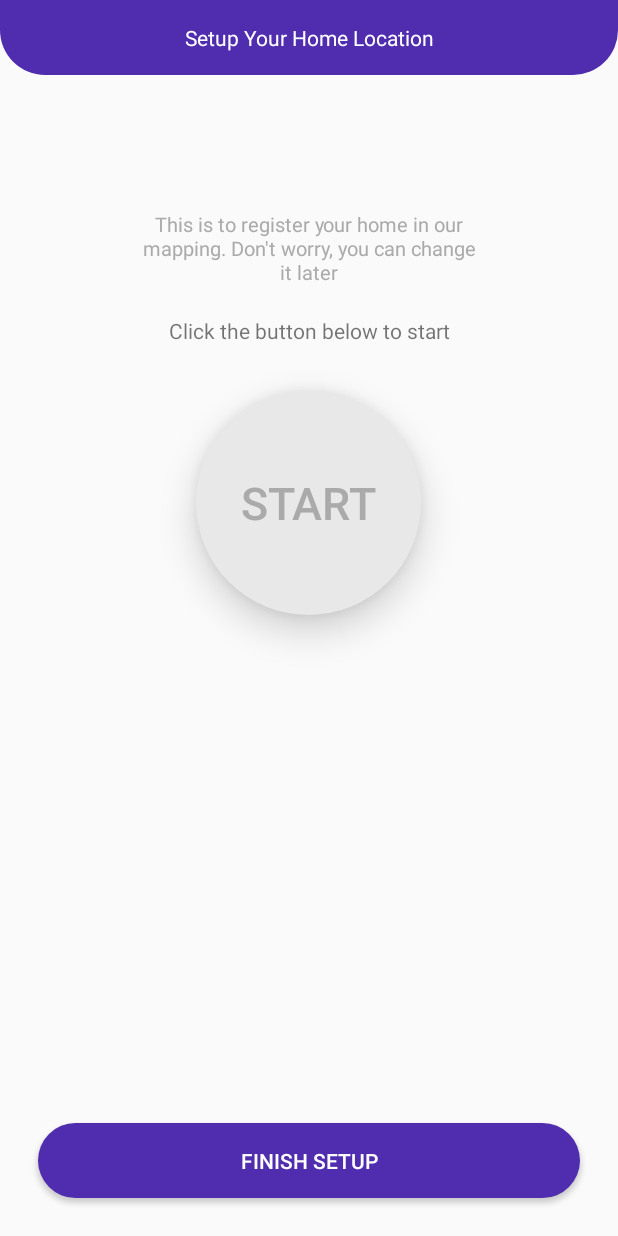
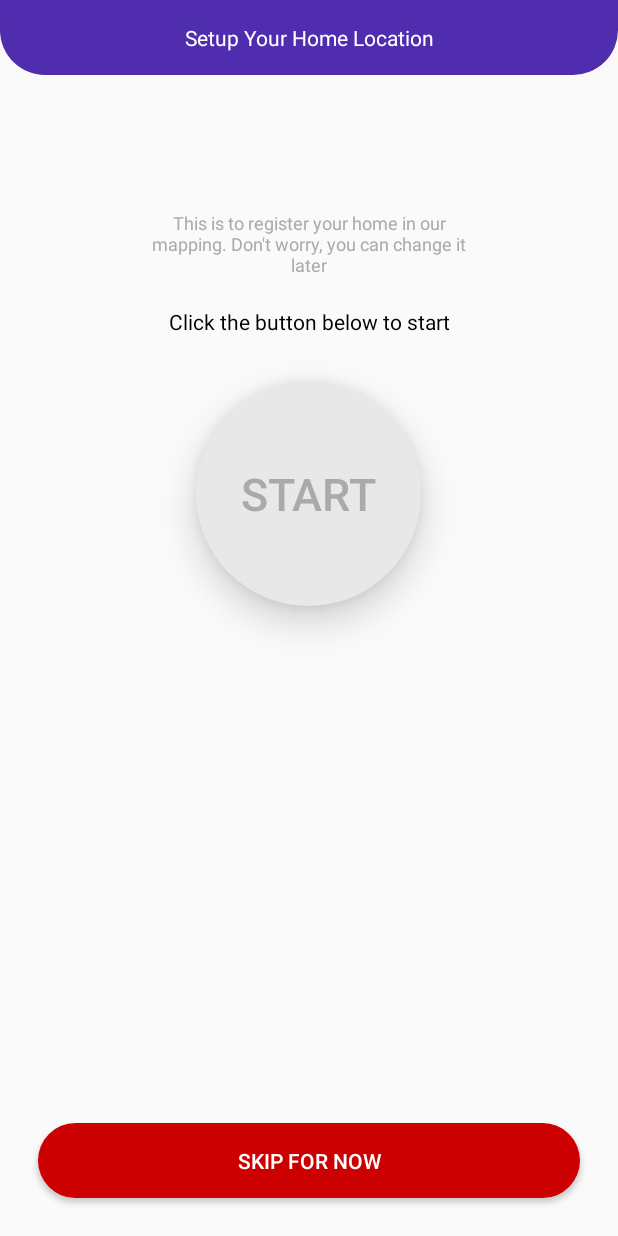
Before and after one commit to frimpongopoku/gallamsey-android-public, an Android app: the screen it shows after launch (SetLocationsPage), after a tap on "LOCATION", on a phone screen of 412 x 824 dp. Run offline under Robolectric (Android 15) with nearby library versions, the phone set to English and light mode, and no system bars; our stand-ins replace Firebase (no records; nobody signed in at launch, a user with empty details on screens opened directly).

Commit message:
location working like magic, only saving location to existing user left

```diff
--- a/app/src/main/java/com/pongo/zembe/SetLocationsPage.java
+++ b/app/src/main/java/com/pongo/zembe/SetLocationsPage.java
@@ -4,6 +4,7 @@ import androidx.annotation.NonNull;
 import androidx.appcompat.app.AppCompatActivity;
 
 import android.Manifest;
+import android.content.Intent;
 import android.content.pm.PackageManager;
 import android.location.Location;
 import android.location.LocationListener;
@@ -11,6 +12,9 @@ import android.location.LocationManager;
 import android.os.Bundle;
 import android.util.Log;
 import android.view.View;
+import android.widget.Button;
+import android.widget.ProgressBar;
+import android.widget.TextView;
 import android.widget.Toast;
 
 import com.google.android.gms.common.api.GoogleApiClient;
@@ -25,12 +29,20 @@ import com.google.android.gms.tasks.OnCompleteListener;
 import com.google.android.gms.tasks.OnFailureListener;
 import com.google.android.gms.tasks.Task;
 
-public class SetLocationsPage extends AppCompatActivity implements OnMapReadyCallback {
+public class SetLocationsPage extends AppCompatActivity{
 
   LocationProtocol locationsProtocol;
-  Boolean servicesOK, gpsOK, permissionsOK;
   FusedLocationProviderClient locationProviderClient;
   Location deviceLocation;
+  LocationListener locationListener;
+  LocationManager locationManager;
+  //--Widgets---------------
+  Button saveButton, startButton;
+  ProgressBar spinner;
+  TextView textNotification;
+  //------------------------
+  Boolean servicesOK, gpsOK, permissionsOK;
+  int btnCheck =0;
 
 
   @Override
@@ -38,16 +50,38 @@ public class SetLocationsPage extends AppCompatActivity implements OnMapReadyCal
     super.onCreate(savedInstanceState);
     setContentView(R.layout.activity_location);
     locationsProtocol = new LocationProtocol(this);
+    spinner = findViewById(R.id.spinner);
+    textNotification = findViewById(R.id.text_notification);
+    saveButton  = findViewById(R.id.save_my_location);
+    startButton = findViewById(R.id.start_button);
+    startLocationListener();
+  }
+
+
+
+  public void saveUserLocation(View v){
+    //----disable location listener
+    locationManager.removeUpdates(locationListener);
+    locationManager = null;
+    Toast.makeText(this, "Dude, you are tryna save some shit here!", Toast.LENGTH_SHORT).show();
+  }
+  public void startLocationListener(){
+     locationManager = (LocationManager) getSystemService(this.LOCATION_SERVICE);
+    if (checkSelfPermission(Manifest.permission.ACCESS_FINE_LOCATION) != PackageManager.PERMISSION_GRANTED && checkSelfPermission(Manifest.permission.ACCESS_COARSE_LOCATION) != PackageManager.PERMISSION_GRANTED) {
+
+    }
     locationProviderClient = LocationServices.getFusedLocationProviderClient(this);
-//    SupportMapFragment mapFragment = (SupportMapFragment) getSupportFragmentManager()
-//      .findFragmentById(R.id.hidden_map);
-//    mapFragment.getMapAsync(this);
-    LocationListener locationListener = new LocationListener() {
+      locationListener = new LocationListener() {
       @Override
       public void onLocationChanged(Location location) {
         deviceLocation = location;
+        spinner.setVisibility(View.INVISIBLE);
+        if(btnCheck  == 1) {
+          textNotification.setText("Thanks for waiting, we have your location now.");
+          startButton.setVisibility(View.GONE);
+          saveButton.setVisibility(View.VISIBLE);
+        }
       }
-
       @Override
       public void onStatusChanged(String s, int i, Bundle bundle) {
 
@@ -57,20 +91,12 @@ public class SetLocationsPage extends AppCompatActivity implements OnMapReadyCal
       public void onProviderEnabled(String s) {
 
       }
-
       @Override
       public void onProviderDisabled(String s) {
 
       }
     };
-
-    LocationManager locationManager = (LocationManager) getSystemService(this.LOCATION_SERVICE);
-
-    if (checkSelfPermission(Manifest.permission.ACCESS_FINE_LOCATION) != PackageManager.PERMISSION_GRANTED && checkSelfPermission(Manifest.permission.ACCESS_COARSE_LOCATION) != PackageManager.PERMISSION_GRANTED) {
-
-    }
     locationManager.requestLocationUpdates(LocationManager.GPS_PROVIDER, 1000, 1, locationListener);
-
 
   }
 
@@ -82,11 +108,15 @@ public class SetLocationsPage extends AppCompatActivity implements OnMapReadyCal
    * 3. Check if user has location services turned on
    * -- if its not turned on, show the user to their settings, so they can turn it on
    */
+
   public void getUserLocation(View v) {
     getDeviceLocation("Sorry, for some reason we could not calculate your current location");
   }
 
   private void getDeviceLocation(final String errorMsg){
+    spinner.setVisibility(View.VISIBLE);
+    textNotification.setVisibility(View.VISIBLE);
+    btnCheck = 1;
     if (checkSelfPermission(locationsProtocol.FINE_LOCATION) != PackageManager.PERMISSION_GRANTED && checkSelfPermission(locationsProtocol.COARSE_LOCATION) != PackageManager.PERMISSION_GRANTED) {
       //This is never going to happen in real life, because our check is always in "onResume"
       // so it will be solved before the user even gets here
@@ -134,7 +164,7 @@ public class SetLocationsPage extends AppCompatActivity implements OnMapReadyCal
         gpsOK = true;
         if (locationsProtocol.isPermissionGranted()) {
           permissionsOK = true;
-          Toast.makeText(this, "Nice, you have all the requirements to calculate your current location!", Toast.LENGTH_SHORT).show();
+//          Toast.makeText(this, "Nice, you have all the requirements to calculate your current location!", Toast.LENGTH_SHORT).show();
           return true;
         } else {
           locationsProtocol.askForPermissions(this, Konstants.PERMISSION_REQUEST_CODE);
@@ -164,11 +194,11 @@ public class SetLocationsPage extends AppCompatActivity implements OnMapReadyCal
     }
   }
 
-  @Override
-  public void onMapReady(GoogleMap googleMap) {
-    LatLng sydney = new LatLng(Konstants.sLat,Konstants.sLong);
-    googleMap.moveCamera(CameraUpdateFactory.newLatLng(sydney));
-    getDeviceLocation(null);
-    Toast.makeText(this, "Google Maps, is all ready and shit!", Toast.LENGTH_SHORT).show();
+
+  public void goHome(View v){
+    Intent home = new Intent(this, Home.class);
+    startActivity(home);
+    finish();
   }
+
 }
--- /dev/null
+++ b/app/src/main/res/drawable-xhdpi/round_start_button_app_color.xml
@@ -0,0 +1,5 @@
+<?xml version="1.0" encoding="utf-8"?>
+<shape android:shape="rectangle" xmlns:android="http://schemas.android.com/apk/res/android">
+  <solid android:color="@color/appColor" />
+  <corners android:radius="1000dp" />
+</shape>
--- a/app/src/main/res/layout/activity_location.xml
+++ b/app/src/main/res/layout/activity_location.xml
@@ -23,6 +23,7 @@
     android:textSize="14sp" />
 
   <LinearLayout
+    android:id="@+id/main_div"
     android:layout_width="match_parent"
     android:layout_height="match_parent"
     android:layout_below="@+id/titlebar"
@@ -40,9 +41,10 @@
       android:text="This is to register your home in our mapping. Don't worry, you can change it later"
       android:textAlignment="center"
       android:textColor="@android:color/darker_gray"
-      android:textSize="13sp" />
+      android:textSize="12sp" />
 
     <TextView
+      android:textColor="@android:color/black"
       android:layout_width="wrap_content"
       android:layout_height="wrap_content"
       android:layout_gravity="center_horizontal"
@@ -53,6 +55,7 @@
       android:textSize="14sp" />
 
     <Button
+      android:id="@+id/start_button"
       android:layout_width="wrap_content"
       android:layout_height="wrap_content"
       android:layout_gravity="center_horizontal"
@@ -67,7 +70,45 @@
       android:textColor="@android:color/darker_gray"
       android:textSize="30sp" />
 
+    <Button
+      android:onClick="saveUserLocation"
+      android:visibility="gone"
+      android:id="@+id/save_my_location"
+      android:layout_width="wrap_content"
+      android:layout_height="wrap_content"
+      android:layout_gravity="center_horizontal"
+      android:layout_marginTop="30dp"
+      android:width="150dp"
+      android:height="150dp"
+      android:background="@drawable/round_start_button_app_color"
+      android:elevation="15dp"
+      android:stateListAnimator="@null"
+      android:text="Save"
+      android:textColor="@android:color/white"
+      android:textSize="30sp" />
+    <RelativeLayout
+      android:layout_marginTop="15dp"
+      android:layout_width="match_parent"
+      android:layout_height="wrap_content">
+      <TextView
+        android:visibility="invisible"
+        android:textSize="12dp"
+        android:id="@+id/text_notification"
+        android:textAlignment="center"
+        android:layout_centerInParent="true"
+        android:textColor="@color/card_name_green"
+        android:padding="20dp"
+        android:text="This may take a moment, we are trying to \n calculate your coordinates..."
+        android:layout_width="wrap_content"
+        android:layout_height="wrap_content" />
+
+    </RelativeLayout>
+
+
+
   </LinearLayout>
+
+
 
   <Button
     android:layout_width="match_parent"
@@ -75,10 +116,18 @@
     android:layout_alignParentBottom="true"
     android:layout_centerHorizontal="true"
     android:layout_margin="25dp"
-    android:background="@drawable/login_button_shape"
+    android:background="@drawable/google_button"
     android:padding="15dp"
-    android:text="Finish Setup"
+    android:onClick="goHome"
+    android:text="Skip For Now"
     android:textColor="@android:color/white"
     android:textSize="14sp" />
 
+  <ProgressBar
+    android:id="@+id/spinner"
+    android:visibility="invisible"
+    android:layout_centerInParent="true"
+    android:layout_width="wrap_content"
+    android:layout_height="wrap_content" />
+
 </RelativeLayout>
```
